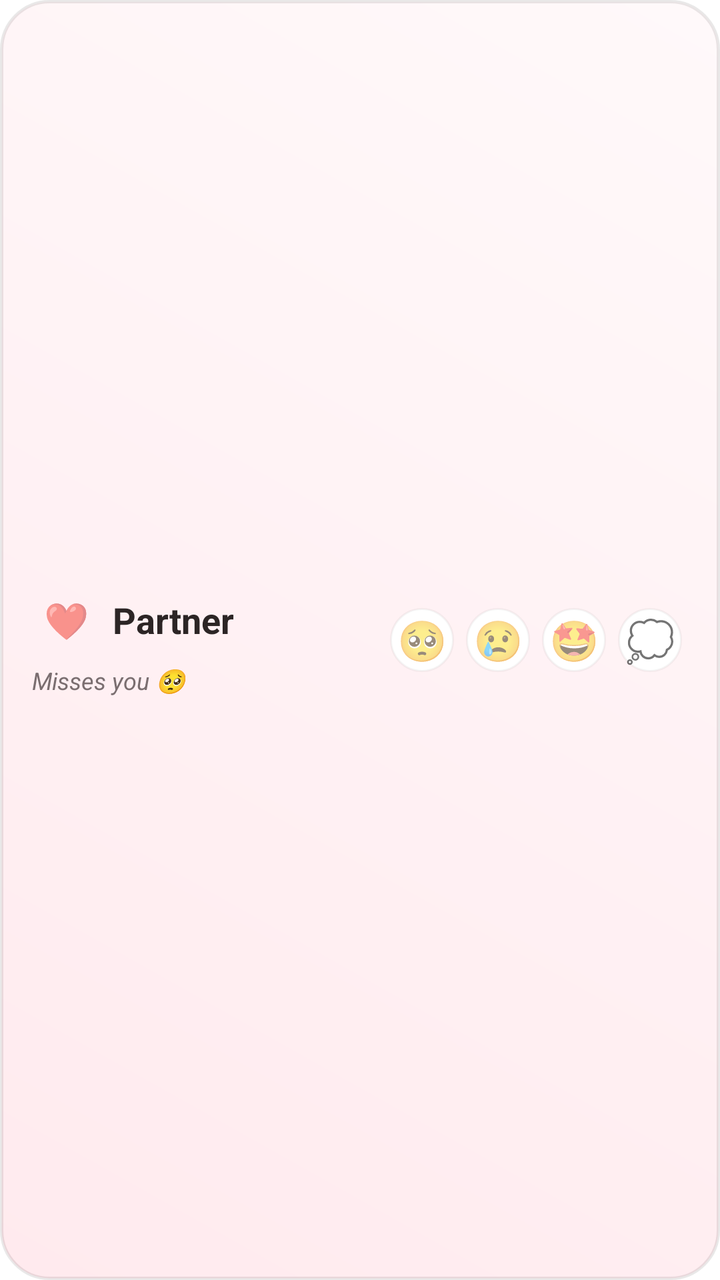
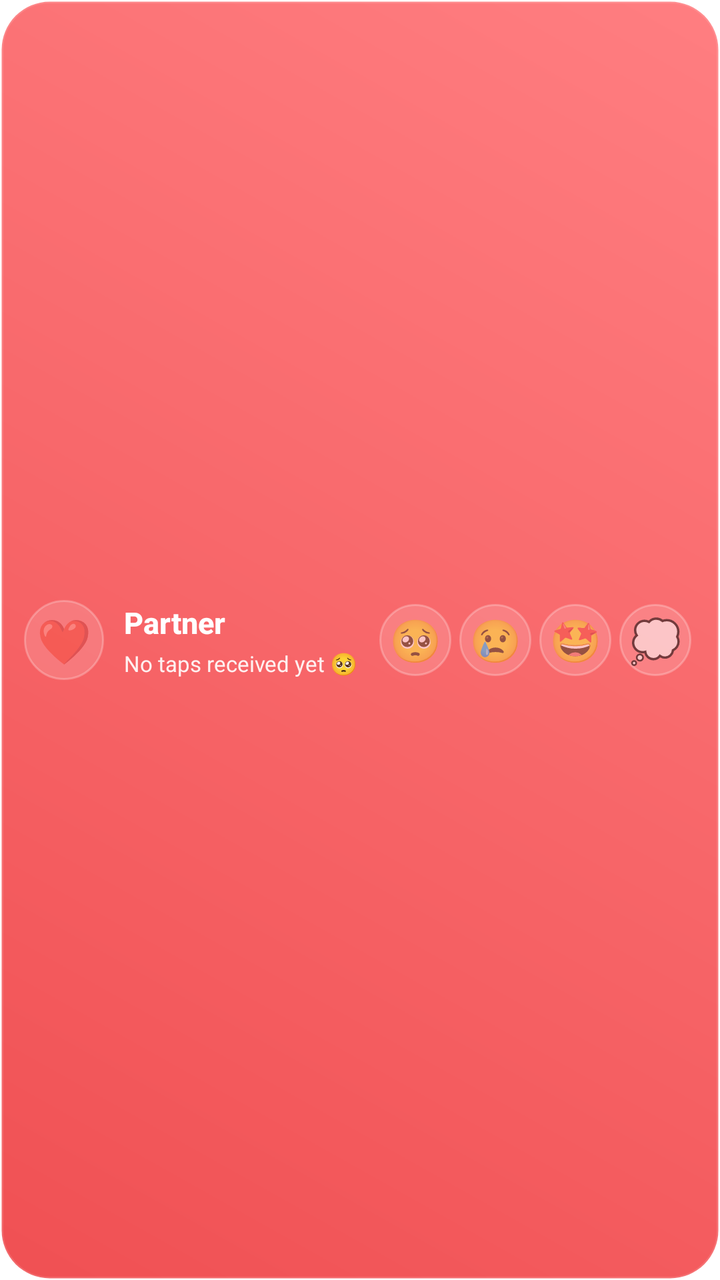

Screens rendered from an Android XML layout before and after an edit, with the pre-edit source and the edit as a unified diff.
<!-- AndroidManifest.xml: fallback theme Theme.MaterialComponents.DayNight.NoActionBar -->
<!-- res/layout/love_widget.xml -->
<?xml version="1.0" encoding="utf-8"?>
<LinearLayout xmlns:android="http://schemas.android.com/apk/res/android"
    android:layout_width="match_parent"
    android:layout_height="match_parent"
    android:orientation="horizontal"
    android:background="@drawable/widget_background"
    android:padding="16dp"
    android:gravity="center_vertical">

    
    <LinearLayout
        android:layout_width="0dp"
        android:layout_height="wrap_content"
        android:layout_weight="1.2"
        android:orientation="vertical">

        <LinearLayout
            android:layout_width="wrap_content"
            android:layout_height="wrap_content"
            android:orientation="horizontal"
            android:gravity="center_vertical">

            <TextView
                android:id="@+id/widget_main_heart"
                android:layout_width="wrap_content"
                android:layout_height="wrap_content"
                android:text="❤️"
                android:textSize="18sp"
                android:padding="6dp" />

            <TextView
                android:id="@+id/widget_title"
                android:layout_width="wrap_content"
                android:layout_height="wrap_content"
                android:layout_marginLeft="6dp"
                android:text="Partner"
                android:textColor="#2C2525"
                android:textSize="18sp"
                android:textStyle="bold" />
        </LinearLayout>

        <TextView
          android:id="@+id/widget_status"
          android:layout_width="wrap_content"
          android:layout_height="wrap_content"
          android:layout_marginTop="4dp"
          android:text="Misses you 🥺"
          android:textColor="#7A6E70"
          android:textSize="12sp"
          android:textStyle="italic" />
    </LinearLayout>

    
    <LinearLayout
        android:layout_width="wrap_content"
        android:layout_height="wrap_content"
        android:orientation="horizontal"
        android:gravity="center"
        android:layout_marginLeft="8dp">

        <TextView
            android:id="@+id/widget_emoji_miss_you"
            android:layout_width="32dp"
            android:layout_height="32dp"
            android:text="🥺"
            android:textSize="20sp"
            android:gravity="center"
            android:background="@drawable/widget_emoji_bg"
            android:layout_margin="3dp"/>

        <TextView
            android:id="@+id/widget_emoji_sad"
            android:layout_width="32dp"
            android:layout_height="32dp"
            android:text="😢"
            android:textSize="20sp"
            android:gravity="center"
            android:background="@drawable/widget_emoji_bg"
            android:layout_margin="3dp"/>

        <TextView
            android:id="@+id/widget_emoji_excited"
            android:layout_width="32dp"
            android:layout_height="32dp"
            android:text="🤩"
            android:textSize="20sp"
            android:gravity="center"
            android:background="@drawable/widget_emoji_bg"
            android:layout_margin="3dp"/>

        <TextView
            android:id="@+id/widget_emoji_thinking"
            android:layout_width="32dp"
            android:layout_height="32dp"
            android:text="💭"
            android:textSize="20sp"
            android:gravity="center"
            android:background="@drawable/widget_emoji_bg"
            android:layout_margin="3dp"/>
    </LinearLayout>
</LinearLayout>
<!-- resources referenced by this layout -->
<resources>
  <!-- drawable widget_background (drawable) -->
  <?xml version="1.0" encoding="utf-8"?>
  <shape xmlns:android="http://schemas.android.com/apk/res/android"
      android:shape="rectangle">
      <corners android:radius="24dp" />
      <gradient
          android:startColor="#FFFFEAEE"
          android:endColor="#FFFFF9FA"
          android:angle="45"
          android:type="linear" />
      <stroke
          android:width="1.5dp"
          android:color="#1A2C2525" />
  </shape>
  <!-- drawable widget_emoji_bg (drawable) -->
  <?xml version="1.0" encoding="utf-8"?>
  <shape xmlns:android="http://schemas.android.com/apk/res/android"
      android:shape="oval">
      <solid android:color="#FFFFFFFF" />
      <stroke
          android:width="1dp"
          android:color="#0D2C2525" />
  </shape>
</resources>

<!-- the commit's change to res/layout/love_widget.xml (unified diff, before → after) -->
@@ -4,7 +4,7 @@
     android:layout_height="match_parent"
     android:orientation="horizontal"
     android:background="@drawable/widget_background"
-    android:padding="16dp"
+    android:padding="12dp"
     android:gravity="center_vertical">
 
     
@@ -12,42 +12,51 @@
         android:layout_width="0dp"
         android:layout_height="wrap_content"
         android:layout_weight="1.2"
-        android:orientation="vertical">
+        android:orientation="horizontal"
+        android:gravity="center_vertical">
 
+        
+        <TextView
+            android:id="@+id/widget_main_heart"
+            android:layout_width="40dp"
+            android:layout_height="40dp"
+            android:text="❤️"
+            android:textSize="22sp"
+            android:gravity="center"
+            android:background="@drawable/widget_emoji_bg"
+            android:focusable="true"
+            android:clickable="true" />
+
+        
         <LinearLayout
-            android:layout_width="wrap_content"
+            android:layout_width="match_parent"
             android:layout_height="wrap_content"
-            android:orientation="horizontal"
+            android:orientation="vertical"
+            android:layout_marginLeft="10dp"
             android:gravity="center_vertical">
-
-            <TextView
-                android:id="@+id/widget_main_heart"
-                android:layout_width="wrap_content"
-                android:layout_height="wrap_content"
-                android:text="❤️"
-                android:textSize="18sp"
-                android:padding="6dp" />
 
             <TextView
                 android:id="@+id/widget_title"
                 android:layout_width="wrap_content"
                 android:layout_height="wrap_content"
-                android:layout_marginLeft="6dp"
                 android:text="Partner"
-                android:textColor="#2C2525"
-                android:textSize="18sp"
-                android:textStyle="bold" />
+                android:textColor="#FFFFFF"
+                android:textSize="15sp"
+                android:textStyle="bold"
+                android:fontFamily="sans-serif-medium" />
+
+            <TextView
+                android:id="@+id/widget_status"
+                android:layout_width="wrap_content"
+                android:layout_height="wrap_content"
+                android:layout_marginTop="3dp"
+                android:text="No taps received yet 🥺"
+                android:textColor="#E6FFFFFF"
+                android:textSize="11sp"
+                android:maxLines="1"
+                android:ellipsize="end"
+                android:fontFamily="sans-serif" />
         </LinearLayout>
-
-        <TextView
-          android:id="@+id/widget_status"
-          android:layout_width="wrap_content"
-          android:layout_height="wrap_content"
-          android:layout_marginTop="4dp"
-          android:text="Misses you 🥺"
-          android:textColor="#7A6E70"
-          android:textSize="12sp"
-          android:textStyle="italic" />
     </LinearLayout>
 
     
@@ -56,46 +65,54 @@
         android:layout_height="wrap_content"
         android:orientation="horizontal"
         android:gravity="center"
-        android:layout_marginLeft="8dp">
+        android:layout_marginLeft="6dp">
 
         <TextView
             android:id="@+id/widget_emoji_miss_you"
-            android:layout_width="32dp"
-            android:layout_height="32dp"
+            android:layout_width="36dp"
+            android:layout_height="36dp"
             android:text="🥺"
-            android:textSize="20sp"
+            android:textSize="21sp"
             android:gravity="center"
             android:background="@drawable/widget_emoji_bg"
-            android:layout_margin="3dp"/>
+            android:layout_margin="2dp"
+            android:focusable="true"
+            android:clickable="true" />
 
         <TextView
             android:id="@+id/widget_emoji_sad"
-            android:layout_width="32dp"
-            android:layout_height="32dp"
+            android:layout_width="36dp"
+            android:layout_height="36dp"
             android:text="😢"
-            android:textSize="20sp"
+            android:textSize="21sp"
             android:gravity="center"
             android:background="@drawable/widget_emoji_bg"
-            android:layout_margin="3dp"/>
+            android:layout_margin="2dp"
+            android:focusable="true"
+            android:clickable="true" />
 
         <TextView
             android:id="@+id/widget_emoji_excited"
-            android:layout_width="32dp"
-            android:layout_height="32dp"
+            android:layout_width="36dp"
+            android:layout_height="36dp"
             android:text="🤩"
-            android:textSize="20sp"
+            android:textSize="21sp"
             android:gravity="center"
             android:background="@drawable/widget_emoji_bg"
-            android:layout_margin="3dp"/>
+            android:layout_margin="2dp"
+            android:focusable="true"
+            android:clickable="true" />
 
         <TextView
             android:id="@+id/widget_emoji_thinking"
-            android:layout_width="32dp"
-            android:layout_height="32dp"
+            android:layout_width="36dp"
+            android:layout_height="36dp"
             android:text="💭"
-            android:textSize="20sp"
+            android:textSize="21sp"
             android:gravity="center"
             android:background="@drawable/widget_emoji_bg"
-            android:layout_margin="3dp"/>
+            android:layout_margin="2dp"
+            android:focusable="true"
+            android:clickable="true" />
     </LinearLayout>
 </LinearLayout>
<!-- resource entries referenced after the edit -->
@@ -6,22 +6,22 @@
       android:shape="rectangle">
       <corners android:radius="24dp" />
       <gradient
-          android:startColor="#FFFFEAEE"
-          android:endColor="#FFFFF9FA"
+          android:startColor="#FFF05053"
+          android:endColor="#FFFF7E81"
           android:angle="45"
           android:type="linear" />
       <stroke
           android:width="1.5dp"
-          android:color="#1A2C2525" />
+          android:color="#20FFFFFF" />
   </shape>
   <!-- drawable widget_emoji_bg (drawable) -->
   <?xml version="1.0" encoding="utf-8"?>
   <shape xmlns:android="http://schemas.android.com/apk/res/android"
       android:shape="oval">
-      <solid android:color="#FFFFFFFF" />
+      <solid android:color="#26FFFFFF" />
       <stroke
           android:width="1dp"
-          android:color="#0D2C2525" />
+          android:color="#40FFFFFF" />
   </shape>
 </resources>
 
